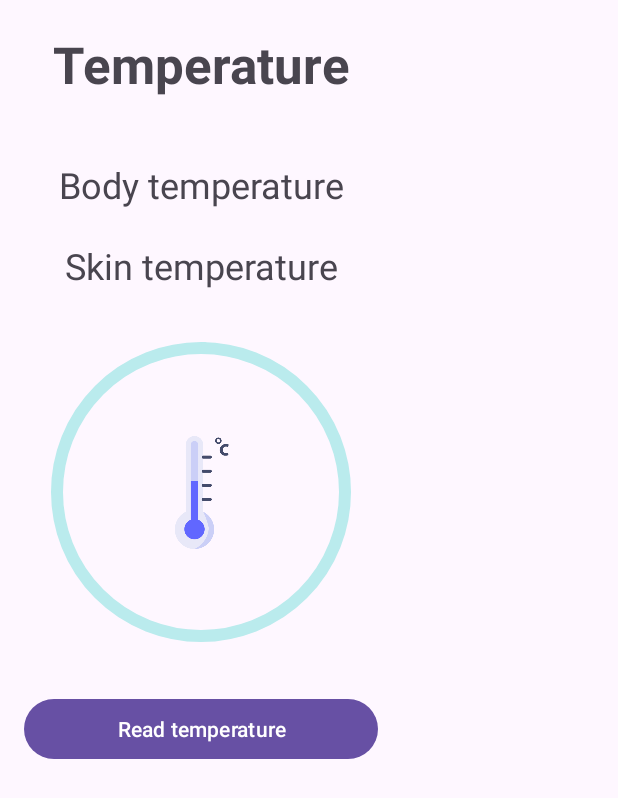
After one commit to juandspcf-bit/SmartBand, an Android app: the layout fragment_real_time_temperature.xml on its own in the app's theme, with its tools: preview values and no code run, on a phone screen of 412 x 824 dp. The commit adds this screen. Shown: the top 798 px of the screen. Run offline under Robolectric (Android 15) with nearby library versions, the phone set to English and light mode, and no system bars; Roboto replaces fonts that are not available here.

Commit message:
Real time temperature detection layout desing

```diff
--- a/app/src/main/java/com/misawabus/project/heartRate/device/config/DeviceConfig.java
+++ b/app/src/main/java/com/misawabus/project/heartRate/device/config/DeviceConfig.java
@@ -59,7 +59,7 @@ public class DeviceConfig {
                 case 1:
                     Log.d("DEVICE_INFO", s);
                     dashBoardViewModel.setDeviceInfo(s);
-                    customizeDevice();
+                    //customizeDevice();
                     HealthsData healthsData = new HealthsData(context, activity);
                     healthsData.readOriginData();
 
--- a/app/src/main/java/com/misawabus/project/heartRate/device/readData/HealthsData.java
+++ b/app/src/main/java/com/misawabus/project/heartRate/device/readData/HealthsData.java
@@ -91,6 +91,8 @@ public class HealthsData {
 
             @Override
             public void onOringinFiveMinuteDataChange(OriginData originData) {
+
+                Log.d(TAG, "onOringinFiveMinuteDataChange: " + originData);
 
             }
 
--- a/app/src/main/res/layout-land/fragment_data_summary_v2.xml
+++ b/app/src/main/res/layout-land/fragment_data_summary_v2.xml
@@ -58,7 +58,7 @@
                     app:layout_constraintTop_toTopOf="@+id/guideline46">
 
                     <androidx.constraintlayout.widget.ConstraintLayout
-                        android:id="@+id/linearLayout"
+                        android:id="@+id/mainSportsRealTimeLayout"
                         android:layout_width="match_parent"
                         android:layout_height="match_parent">
 
--- a/app/src/main/res/layout/fragment_data_summary_v2.xml
+++ b/app/src/main/res/layout/fragment_data_summary_v2.xml
@@ -57,7 +57,7 @@
                     app:layout_constraintTop_toTopOf="@+id/guideline46">
 
                     <androidx.constraintlayout.widget.ConstraintLayout
-                        android:id="@+id/linearLayout"
+                        android:id="@+id/mainSportsRealTimeLayout"
                         android:layout_width="match_parent"
                         android:layout_height="match_parent">
 
--- /dev/null
+++ b/app/src/main/res/layout/fragment_real_time_temperature.xml
@@ -0,0 +1,96 @@
+<?xml version="1.0" encoding="utf-8"?>
+<androidx.constraintlayout.widget.ConstraintLayout xmlns:android="http://schemas.android.com/apk/res/android"
+    xmlns:app="http://schemas.android.com/apk/res-auto"
+    xmlns:tools="http://schemas.android.com/tools"
+    android:layout_width="wrap_content"
+    android:layout_height="wrap_content">
+
+
+    <TextView
+        android:id="@+id/textViewTitleTempDialog"
+        android:layout_width="203dp"
+        android:layout_height="86dp"
+        android:layout_gravity="center|center_vertical"
+        android:gravity="center_horizontal|center_vertical"
+        android:text="@string/temperature"
+        android:textSize="34sp"
+        android:textStyle="bold" />
+
+    <TextView
+        android:id="@+id/tempBodyTextView"
+        android:layout_width="214dp"
+        android:layout_height="34dp"
+        android:layout_gravity="center"
+        android:gravity="center"
+        android:text="@string/body_temperature"
+        android:textSize="24sp" />
+
+    <TextView
+        android:id="@+id/tempSkinTextView"
+        android:layout_width="214dp"
+        android:layout_height="34dp"
+        android:layout_gravity="center"
+        android:gravity="center"
+        android:text="@string/skin_temperature"
+        android:textSize="24sp" />
+
+    <ImageView
+        android:id="@+id/tempDeviceImageView"
+        android:layout_width="77dp"
+        android:layout_height="114dp"
+        android:contentDescription="@string/an_image_of_thermometer"
+        app:layout_constraintBottom_toBottomOf="@+id/tempCircularProgress"
+        app:layout_constraintEnd_toEndOf="@+id/tempCircularProgress"
+        app:layout_constraintStart_toStartOf="@+id/tempCircularProgress"
+        app:layout_constraintTop_toTopOf="@+id/tempCircularProgress"
+        app:srcCompat="@drawable/thermometer" />
+
+    <com.google.android.material.progressindicator.CircularProgressIndicator
+        android:id="@+id/tempCircularProgress"
+        android:layout_width="134dp"
+        android:layout_height="112dp"
+        android:max="100"
+        android:min="0"
+        android:padding="30dp"
+        android:pointerIcon="none"
+        android:progress="0"
+        app:indicatorColor="#F06292"
+        app:indicatorSize="200dp"
+        app:layout_constraintEnd_toEndOf="parent"
+        app:layout_constraintStart_toStartOf="parent"
+        app:layout_constraintTop_toBottomOf="@+id/tempSkinTextView"
+        app:trackColor="#BAEBED"
+        app:trackThickness="8dp" />
+
+    <Button
+        android:id="@+id/tempReadButton"
+        android:layout_width="0dp"
+        android:layout_height="wrap_content"
+
+
+        android:layout_gravity="center"
+        android:layout_marginStart="16dp"
+        android:layout_marginEnd="16dp"
+        android:enabled="true"
+        android:gravity="center"
+        android:text="@string/read_temperature"
+        app:layout_constraintBottom_toBottomOf="parent"
+        app:layout_constraintEnd_toEndOf="parent"
+        app:layout_constraintHorizontal_bias="0.0"
+        app:layout_constraintStart_toStartOf="parent"
+        app:layout_constraintTop_toBottomOf="@+id/tempCircularProgress" />
+
+    <androidx.constraintlayout.helper.widget.Flow
+        android:id="@+id/flow8"
+        android:layout_width="wrap_content"
+        android:layout_height="wrap_content"
+        android:orientation="vertical"
+        app:constraint_referenced_ids="textViewTitleTempDialog,tempBodyTextView,tempSkinTextView"
+        app:flow_verticalGap="20dp"
+        app:flow_wrapMode="chain"
+        app:layout_constraintEnd_toEndOf="parent"
+        app:layout_constraintStart_toStartOf="parent"
+        app:layout_constraintTop_toTopOf="parent" />
+
+
+</androidx.constraintlayout.widget.ConstraintLayout>
--- a/app/src/main/res/layout/fragment_realt_time_steps.xml
+++ b/app/src/main/res/layout/fragment_realt_time_steps.xml
@@ -9,7 +9,7 @@
 
 
     <androidx.constraintlayout.widget.ConstraintLayout
-        android:id="@+id/linearLayout"
+        android:id="@+id/mainSportsRealTimeLayout"
         android:layout_width="wrap_content"
         android:layout_height="wrap_content">
 
--- a/app/src/main/res/values-land/strings.xml
+++ b/app/src/main/res/values-land/strings.xml
@@ -17,4 +17,9 @@
     <string name="cardiac_load_max_value">60</string>
     <string name="apnea_frequency_max_value">20</string>
     <string name="slide_fields_sop2">slide the fields for sop2</string>
+    <string name="read_temperature">Read temperature</string>
+    <string name="an_image_of_thermometer">An image of thermometer</string>
+    <string name="temperature">Temperature</string>
+    <string name="body_temperature">Body temperature</string>
+    <string name="skin_temperature">Skin temperature</string>
 </resources>
--- a/app/src/main/res/values-night/strings.xml
+++ b/app/src/main/res/values-night/strings.xml
@@ -17,4 +17,9 @@
     <string name="cardiac_load_max_value">60</string>
     <string name="apnea_frequency_max_value">20</string>
     <string name="slide_fields_sop2">slide the fields for sop2</string>
+    <string name="read_temperature">Read temperature</string>
+    <string name="an_image_of_thermometer">An image of thermometer</string>
+    <string name="temperature">Temperature</string>
+    <string name="body_temperature">Body temperature</string>
+    <string name="skin_temperature">Skin temperature</string>
 </resources>
--- a/app/src/main/res/values/strings.xml
+++ b/app/src/main/res/values/strings.xml
@@ -86,4 +86,9 @@
     <string name="cardiac_load_max_value">60</string>
     <string name="apnea_frequency_max_value">20</string>
     <string name="slide_fields_sop2">slide the fields for sop2</string>
+    <string name="read_temperature">Read temperature</string>
+    <string name="an_image_of_thermometer">An image of thermometer</string>
+    <string name="temperature">Temperature</string>
+    <string name="body_temperature">Body temperature</string>
+    <string name="skin_temperature">Skin temperature</string>
 </resources>
```
Also changed, not shown: app/src/main/java/com/misawabus/project/heartRate/device/readRealTimeData/RealTimeTesterClass.java (+24 -30 lines), app/src/main/java/com/misawabus/project/heartRate/fragments/SummaryActivityFragment.java (+9 -1 lines), app/src/main/res/layout/fragment_general_summary.xml (+18 -2 lines), app/src/main/res/drawable/thermometer.png (added).
